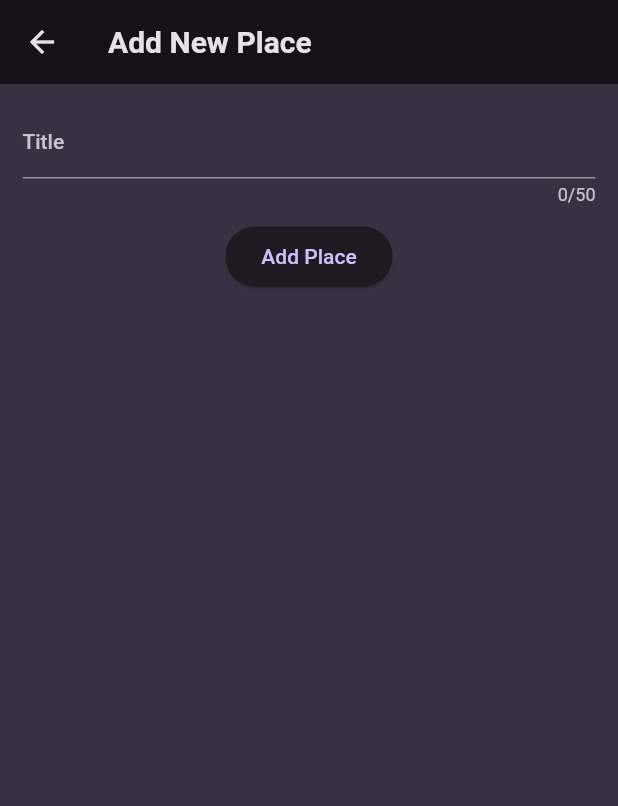
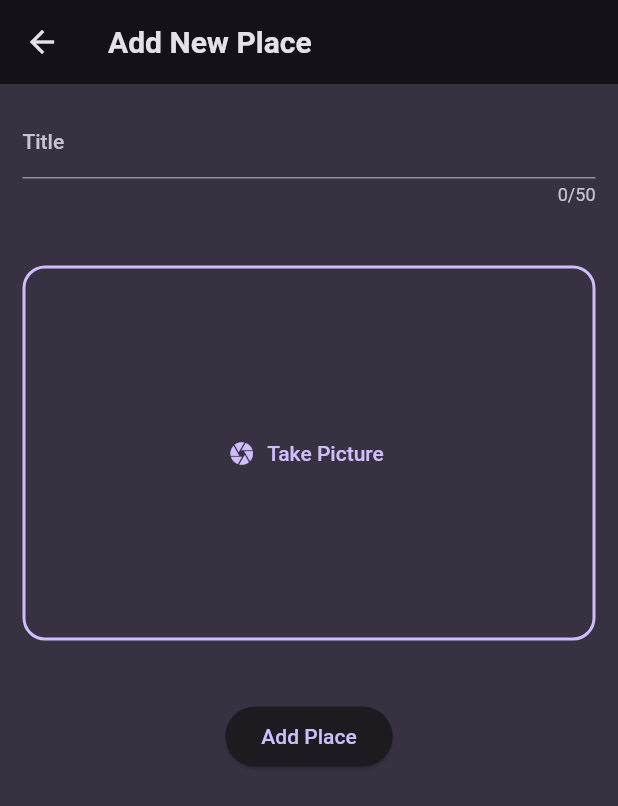
Before and after one commit to Indranilsen2005/Favourite_Places_App, a Flutter app: the AddPlacesScreen screen opened directly, on a phone screen of 412 x 824 dp. Shown: the top 806 px of the screen. Run offline on Flutter 3.47's test engine with Material 2 defaults, Android fonts, the phone set to English and light mode, and no system bars; our stand-ins replace flutter_riverpod, google_fonts, image_picker.

Commit message:
Added functionality for taking an image of favourite place

```diff
--- a/lib/providers/user_places.dart
+++ b/lib/providers/user_places.dart
@@ -1,6 +1,6 @@
+import 'package:flutter_riverpod/flutter_riverpod.dart';
+
 import 'package:favourite_places/models/place.dart';
-
-import 'package:flutter_riverpod/flutter_riverpod.dart';
 
 class UserPlacesNotifier extends StateNotifier<List<Place>> {
   UserPlacesNotifier() : super(const []);
--- a/lib/screens/add_places.dart
+++ b/lib/screens/add_places.dart
@@ -1,6 +1,7 @@
 import 'package:flutter/material.dart';
 import 'package:flutter_riverpod/flutter_riverpod.dart';
 
+import 'package:favourite_places/widgets/image_input.dart';
 import 'package:favourite_places/providers/user_places.dart';
 
 class AddPlacesScreen extends ConsumerStatefulWidget {
@@ -36,7 +37,7 @@ class _AddPlacesScreenState extends ConsumerState<AddPlacesScreen> {
       appBar: AppBar(
         title: const Text('Add New Place'),
       ),
-      body: Padding(
+      body: SingleChildScrollView(
         padding: const EdgeInsets.all(15),
         child: Column(
           children: [
@@ -52,7 +53,9 @@ class _AddPlacesScreenState extends ConsumerState<AddPlacesScreen> {
                 ),
               ),
             ),
-            const SizedBox(height: 10),
+            const SizedBox(height: 40),
+            const ImageInput(),
+            const SizedBox(height: 40),
             ElevatedButton(
               onPressed: _addPlace,
               child: const Text('Add Place'),
--- a/lib/screens/place_details.dart
+++ b/lib/screens/place_details.dart
@@ -1,5 +1,6 @@
+import 'package:flutter/material.dart';
+
 import 'package:favourite_places/models/place.dart';
-import 'package:flutter/material.dart';
 
 class PlaceDetails extends StatelessWidget {
   const PlaceDetails({super.key, required this.place});
--- /dev/null
+++ b/lib/widgets/image_input.dart
@@ -0,0 +1,65 @@
+import 'dart:io';
+
+import 'package:flutter/material.dart';
+import 'package:image_picker/image_picker.dart';
+
+class ImageInput extends StatefulWidget {
+  const ImageInput({super.key});
+
+  @override
+  State<ImageInput> createState() => _ImageInputState();
+}
+
+class _ImageInputState extends State<ImageInput> {
+  File? pickedImage;
+
+  void _takePicture() async {
+    final selectedImage = await ImagePicker().pickImage(
+      source: ImageSource.camera,
+      maxWidth: 600,
+    );
+
+    if (selectedImage == null) {
+      return;
+    }
+
+    setState(() {
+      pickedImage = File(selectedImage.path);
+    });
+  }
+
+  @override
+  Widget build(BuildContext context) {
+    Widget content = TextButton.icon(
+      onPressed: _takePicture,
+      icon: const Icon(Icons.camera),
+      label: const Text('Take Picture'),
+    );
+
+    if (pickedImage != null) {
+      content = GestureDetector(
+        onTap: _takePicture,
+        child: Image.file(
+          pickedImage!,
+          fit: BoxFit.cover,
+          height: double.infinity,
+          width: double.infinity,
+        ),
+      );
+    }
+
+    return Container(
+      height: 250,
+      width: double.infinity,
+      decoration: BoxDecoration(
+        border: Border.all(
+          width: 2,
+          color: Theme.of(context).colorScheme.primary,
+        ),
+        borderRadius: BorderRadius.circular(15),
+      ),
+      alignment: Alignment.center,
+      child: content,
+    );
+  }
+}
--- a/lib/widgets/places_list.dart
+++ b/lib/widgets/places_list.dart
@@ -1,6 +1,6 @@
-import 'package:favourite_places/screens/place_details.dart';
 import 'package:flutter/material.dart';
 
+import 'package:favourite_places/screens/place_details.dart';
 import 'package:favourite_places/models/place.dart';
 
 class PlacesList extends StatelessWidget {
--- a/pubspec.yaml
+++ b/pubspec.yaml
@@ -38,6 +38,7 @@ dependencies:
   google_fonts: ^5.1.0
   uuid: ^3.0.7
   flutter_riverpod: ^2.3.6
+  image_picker: ^1.0.2
 
 dev_dependencies:
   flutter_test:
```
Also changed, not shown: pubspec.lock, 5 other files.
